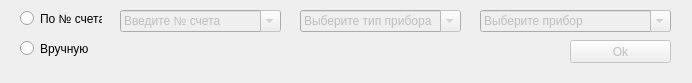
This is bars.ui in karpenzyah/Hospitex-Barcodes-Generator as Qt 5 draws it before an edit. The edited form follows.
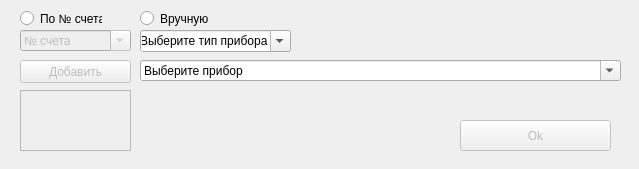
This is the edited form.

```diff
--- a/bars.ui
+++ b/bars.ui
@@ -2,12 +2,15 @@
 <ui version="4.0">
  <class>MainWindow</class>
  <widget class="QMainWindow" name="MainWindow">
+  <property name="enabled">
+   <bool>true</bool>
+  </property>
   <property name="geometry">
    <rect>
     <x>0</x>
     <y>0</y>
-    <width>692</width>
-    <height>83</height>
+    <width>639</width>
+    <height>169</height>
    </rect>
   </property>
   <property name="windowTitle">
@@ -26,10 +29,10 @@
     </property>
     <property name="geometry">
      <rect>
-      <x>570</x>
-      <y>40</y>
-      <width>101</width>
-      <height>23</height>
+      <x>460</x>
+      <y>120</y>
+      <width>151</width>
+      <height>31</height>
      </rect>
     </property>
     <property name="text">
@@ -54,28 +57,28 @@
     </property>
     <property name="geometry">
      <rect>
-      <x>120</x>
-      <y>10</y>
-      <width>161</width>
-      <height>22</height>
+      <x>20</x>
+      <y>30</y>
+      <width>111</width>
+      <height>21</height>
      </rect>
     </property>
     <property name="editable">
      <bool>true</bool>
     </property>
     <property name="currentText">
-     <string>Введите № счета</string>
+     <string>№ счета</string>
     </property>
    </widget>
    <widget class="QComboBox" name="dev_type_box">
     <property name="enabled">
-     <bool>false</bool>
+     <bool>true</bool>
     </property>
     <property name="geometry">
      <rect>
-      <x>300</x>
-      <y>10</y>
-      <width>161</width>
+      <x>140</x>
+      <y>30</y>
+      <width>151</width>
       <height>22</height>
      </rect>
     </property>
@@ -88,14 +91,14 @@
    </widget>
    <widget class="QComboBox" name="hosp_box">
     <property name="enabled">
-     <bool>false</bool>
+     <bool>true</bool>
     </property>
     <property name="geometry">
      <rect>
-      <x>480</x>
-      <y>10</y>
-      <width>191</width>
-      <height>22</height>
+      <x>140</x>
+      <y>60</y>
+      <width>481</width>
+      <height>21</height>
      </rect>
     </property>
     <property name="editable">
@@ -124,8 +127,8 @@
     </property>
     <property name="geometry">
      <rect>
-      <x>20</x>
-      <y>40</y>
+      <x>140</x>
+      <y>10</y>
       <width>82</width>
       <height>17</height>
      </rect>
@@ -134,6 +137,35 @@
      <string>Вручную</string>
     </property>
    </widget>
+   <widget class="QPushButton" name="add_btn">
+    <property name="enabled">
+     <bool>false</bool>
+    </property>
+    <property name="geometry">
+     <rect>
+      <x>20</x>
+      <y>60</y>
+      <width>111</width>
+      <height>23</height>
+     </rect>
+    </property>
+    <property name="text">
+     <string>Добавить</string>
+    </property>
+   </widget>
+   <widget class="QListWidget" name="invoice_list">
+    <property name="enabled">
+     <bool>false</bool>
+    </property>
+    <property name="geometry">
+     <rect>
+      <x>20</x>
+      <y>90</y>
+      <width>111</width>
+      <height>61</height>
+     </rect>
+    </property>
+   </widget>
   </widget>
  </widget>
  <resources/>
```
Left out of the diff: 4 changed lines with no effect on the pictures.
